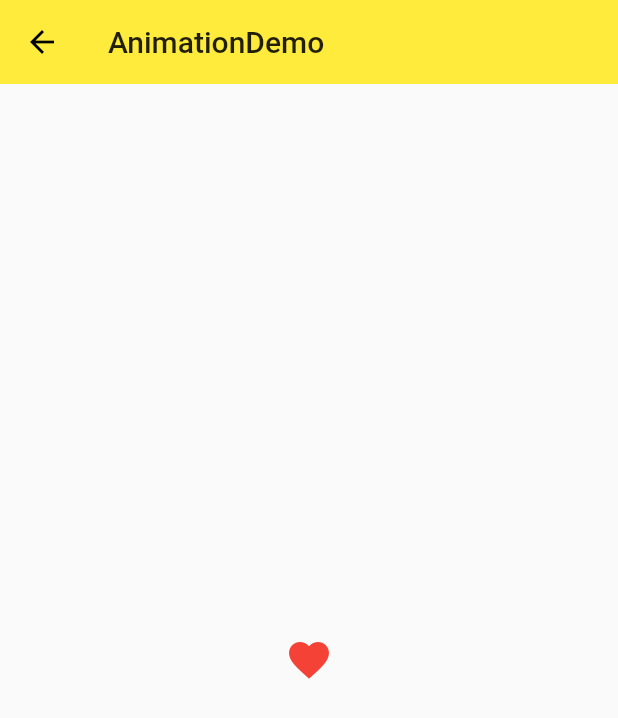
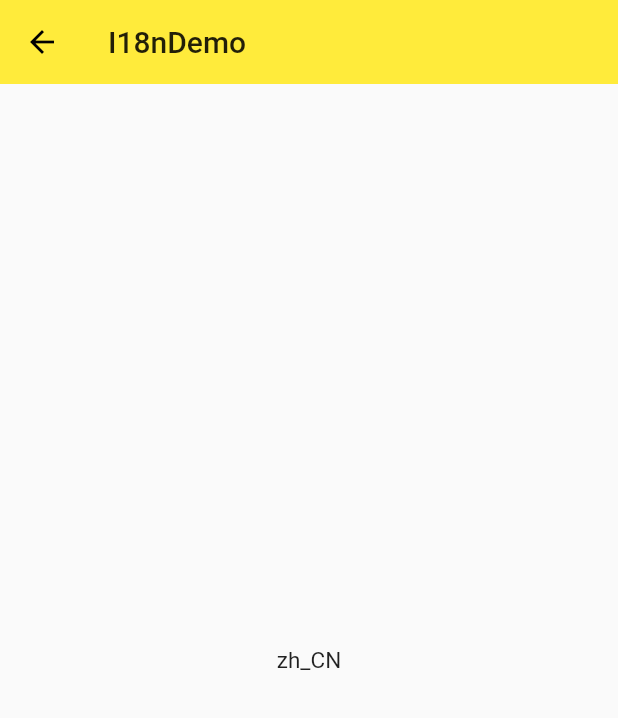
Before and after one commit to wwk007/Flutter_Study, a Flutter app: the screen it shows after launch, on a phone screen of 412 x 824 dp. Shown: the top 718 px of the screen. Run offline on Flutter 3.47's test engine with Material 2 defaults, Android fonts, the phone set to English and light mode, and no system bars; our stand-ins replace rxdart; missing offline and left inert: dart:ffi.

Commit message:
study 12

```diff
--- /dev/null
+++ b/lib/demo/i18n/i18n_demo.dart
@@ -0,0 +1,24 @@
+import 'package:flutter/material.dart';
+
+class I18nDemo extends StatelessWidget {
+  @override
+  Widget build(BuildContext context) {
+    Locale locale = Localizations.localeOf(context);//获取当前使用的语言
+
+    return Scaffold(
+      appBar: AppBar(
+        title: Text('I18nDemo'),
+        elevation: 0.0,
+      ),
+      body: Center(
+        child: Column(
+          mainAxisAlignment: MainAxisAlignment.center,
+          children: <Widget>[
+            //Text('${locale.languageCode}'),
+            Text(locale.toString()),
+          ],
+        ),
+      ),
+    );
+  }
+}
--- /dev/null
+++ b/lib/demo/i18n/map/wangweikang_demo_localizations_demo.dart
@@ -0,0 +1,51 @@
+import 'package:flutter/foundation.dart' show SynchronousFuture;
+import 'package:flutter/material.dart';
+
+
+class WangwekangDemoLocalizations {
+  final Locale locale;
+
+  WangwekangDemoLocalizations(this.locale);
+
+  static Map<String, Map<String, String>> _localized = {
+    'en': {
+      'title': 'hello',
+    },
+    'zh': {
+      'title': '您好',
+    }
+  };
+
+  String get title {
+    return _localized[locale.languageCode]['title'];
+  }
+}
+
+class WangwekangDemoLocalizationsDelegate extends
+    LocalizationsDelegate<WangwekangDemoLocalizations> {
+  WangwekangDemoLocalizationsDelegate();
+
+  @override
+  bool isSupported(Locale locale) {//判断load加载的资源是否支持本地化的语言，支持返回true
+    // TODO: implement isSupported
+    return true;
+  }
+
+  @override
+  Future<WangwekangDemoLocalizations> load(Locale locale) {
+    // TODO: implement load
+    return SynchronousFuture<WangwekangDemoLocalizations> (
+        WangwekangDemoLocalizations(locale)
+    );
+  }
+
+  @override
+  bool shouldReload(LocalizationsDelegate<WangwekangDemoLocalizations> old) {
+    //Localizations小部件重构时会调用这个方法，如果返回true，调用load重新加载本地化资源，依赖本地化资源的小部件都会被重建
+    // TODO: implement shouldReload
+    return false;
+  }
+
+
+
+}
--- a/lib/demo/mobpush/mobpush_demo.dart
+++ b/lib/demo/mobpush/mobpush_demo.dart
@@ -1 +1 @@
-import 'package:mobpush_plugin/mobpush_plugin.dart';
+//import 'package:mobpush_plugin/mobpush_plugin.dart';
--- a/lib/main.dart
+++ b/lib/main.dart
@@ -1,4 +1,5 @@
 import 'package:flutter/material.dart';
+import 'package:flutter_localizations/flutter_localizations.dart';
 import './demo/bottom_navigation_bar_demo.dart';
 import './demo/drawer_demo.dart';
 import './demo/listview_demo.dart';
@@ -17,6 +18,8 @@ import './demo/bloc/bloc_demo.dart';
 import './demo/http/http_demo.dart';
 import './demo/http/http_dart_io_demo.dart';
 import 'demo/animation/animation_demo.dart';
+import 'demo/i18n/i18n_demo.dart';
+import "demo/i18n/map/wangweikang_demo_localizations_demo.dart";
 
 
 void main() => runApp(App());
@@ -26,12 +29,27 @@ class App extends StatelessWidget{
   Widget build(BuildContext context) {
     // TODO: implement build
     return MaterialApp(
+      //设置应用当前使用的语言
+      //locale: Locale('zh','CN'),
+      localeResolutionCallback: (Locale locale, Iterable<Locale> supportedLocales) {
+        return Locale('zh','CN');
+      },
+
+      localizationsDelegates: [
+        WangwekangDemoLocalizationsDelegate(),//本地化资源
+        GlobalMaterialLocalizations.delegate, //设置Material组件的本地化的语言
+        GlobalWidgetsLocalizations.delegate, //定义小部件默认的文字方向，可以ltr,rtl
+      ],
+      supportedLocales: [//设置支持的语言,默认采用第一个Locale作为本地化语言
+        Locale('en','US'),//en:语言代码； US:地区代码
+        Locale('zh','CN'),
+      ],
       //去除右上角debug条幅
       debugShowCheckedModeBanner: false,
       //home :设置首页； appbar顶部工具栏
       //home: NavigatorDemo(),
       //初始路由
-      initialRoute: '/animation',
+      initialRoute: '/i18n',
       routes: {
         '/': (context) => Home(),
         '/about' : (context) =>  PageDemo(title: 'About',),
@@ -44,6 +62,7 @@ class App extends StatelessWidget{
         '/http-dartIo' : (context) =>  HttpDartIoDemo(),
         '/http' : (context) =>  HttpDemo(),
         '/animation' : (context) =>  AnimationDemo(),
+        '/i18n' : (context) =>  I18nDemo(),
       },
       theme: ThemeData(
         //primarySwatch:主題顏色；頂部、底部导航栏颜色
--- a/pubspec.yaml
+++ b/pubspec.yaml
@@ -27,6 +27,8 @@ dependencies:
   scoped_model: ^1.0.1
   rxdart: ^0.24.1
   http: ^0.12.2
+  flutter_localizations:
+    sdk: flutter
 
 
   # The following adds the Cupertino Icons font to your application.
```
Also changed, not shown: pubspec.lock.
